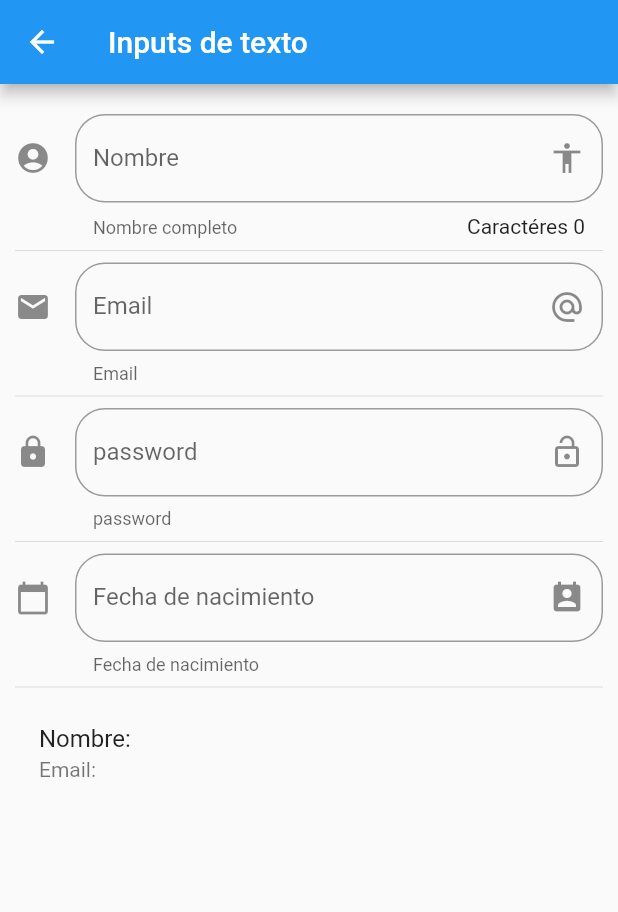
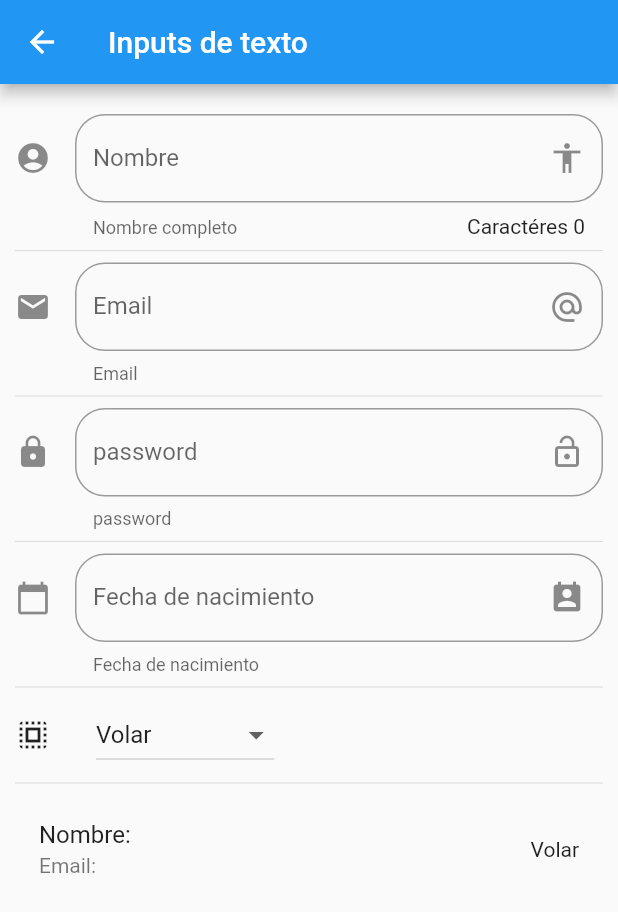
Before and after one commit to CristianX/flutter-componentes, a Flutter app: the InputPage screen opened by its route, on a phone screen of 412 x 824 dp. Shown: the top 912 px of the screen. Run offline on Flutter 3.47's test engine with Material 2 defaults, Android fonts, the phone set to English and light mode, and no system bars.

Commit message:
Implementando combobox en input_page e implementando el aumento y disminución de una imagen en el slider_page

```diff
--- a/lib/src/pages/input_page.dart
+++ b/lib/src/pages/input_page.dart
@@ -11,6 +11,10 @@ class _InputPageState extends State<InputPage> {
   String _email = '';
   String _fecha = '';
 
+  // Seleccionar opcion
+  String _opcionSeleccionada = 'Volar';
+
+ List<String> _poderes = [ 'Volar', 'Rayos X', 'Super Aliento', 'Super Fuerza' ];
 
 // Para poder poner la fecha en el campo de fecha
   TextEditingController _inputFieldDateController = new TextEditingController();
@@ -31,6 +35,8 @@ class _InputPageState extends State<InputPage> {
           _crearPassword(),
           Divider(),
           _crearFecha( context ),
+          Divider(),
+          _crearDropdown(),
           Divider(),
           _crearPersona(),
         ],
@@ -74,6 +80,7 @@ class _InputPageState extends State<InputPage> {
     return ListTile(
       title: Text('Nombre: $_nombre'),
       subtitle: Text('Email: $_email'),
+      trailing: Text(_opcionSeleccionada),
     );
 
   }
@@ -187,4 +194,47 @@ class _InputPageState extends State<InputPage> {
     }
 
   }
+
+  // Lista de elementos de dropdown
+  List<DropdownMenuItem<String>> getOpcionesDropDown() {
+
+    List<DropdownMenuItem<String>> lista = new List();
+
+    _poderes.forEach(( poder ){
+
+      lista.add( DropdownMenuItem(
+
+        child: Text(poder),
+        value: poder,
+
+      ));
+
+    });
+
+    return lista;
+
+  }
+
+  Widget _crearDropdown() {
+
+
+    return Row(
+      children: <Widget>[
+        Icon(Icons.select_all),
+        SizedBox( width: 30.0 ),
+        DropdownButton(
+          value: _opcionSeleccionada,
+          items: getOpcionesDropDown(),
+          onChanged: (opt) {
+            setState(() {
+              _opcionSeleccionada = opt;
+            });
+          },
+        )
+
+      ],
+    );
+
+
+  }
 }
--- a/lib/src/routes/routes.dart
+++ b/lib/src/routes/routes.dart
@@ -8,6 +8,7 @@ import 'package:componentes/src/pages/home_page.dart';
 import 'package:componentes/src/pages/card_page.dart';
 import 'package:componentes/src/pages/animated_container.dart';
 import 'package:componentes/src/pages/input_page.dart';
+import 'package:componentes/src/pages/slider_page.dart';
 
 
 // Para transformarlo a mapa
@@ -20,6 +21,7 @@ return <String, WidgetBuilder>{
   'avatar': ( BuildContext context ) => AvatarPage(),
   'card': ( BuildContext context ) => CardPage(),
   'inputs': ( BuildContext context ) => InputPage(),
+  'sliders': ( BuildContext context ) => SliderPage(),
   'animatedContainer': ( BuildContext context ) => AnimatedContainerPage(),
 };
 
--- a/lib/src/utils/icono_string_util.dart
+++ b/lib/src/utils/icono_string_util.dart
@@ -7,7 +7,8 @@ final _icons = <String, IconData>{
   'accessibility': Icons.accessibility,
   'folder_open'  : Icons.folder_open,
   'donut_large'  : Icons.donut_large,
-  'input'        : Icons.input
+  'input'        : Icons.input,
+  'tune'        : Icons.tune,
 
 };
 
```
Also changed, not shown: data/menu_opts.json (+6 -1 lines), lib/src/pages/slider_page.dart (added, +63 -0 lines).
